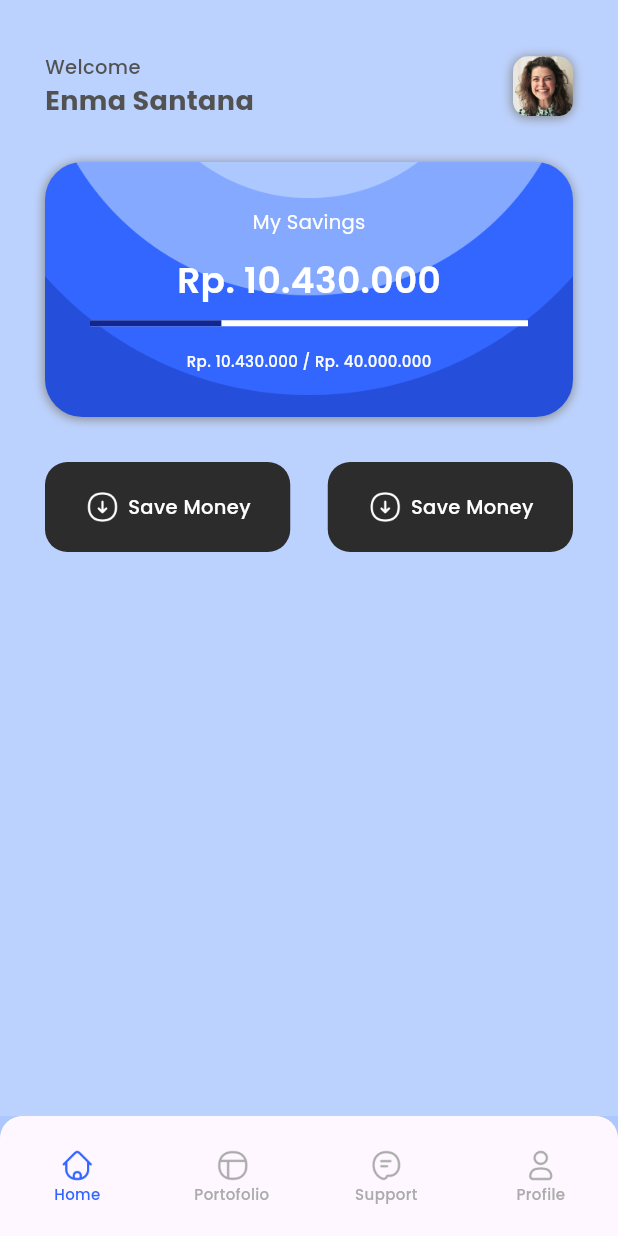
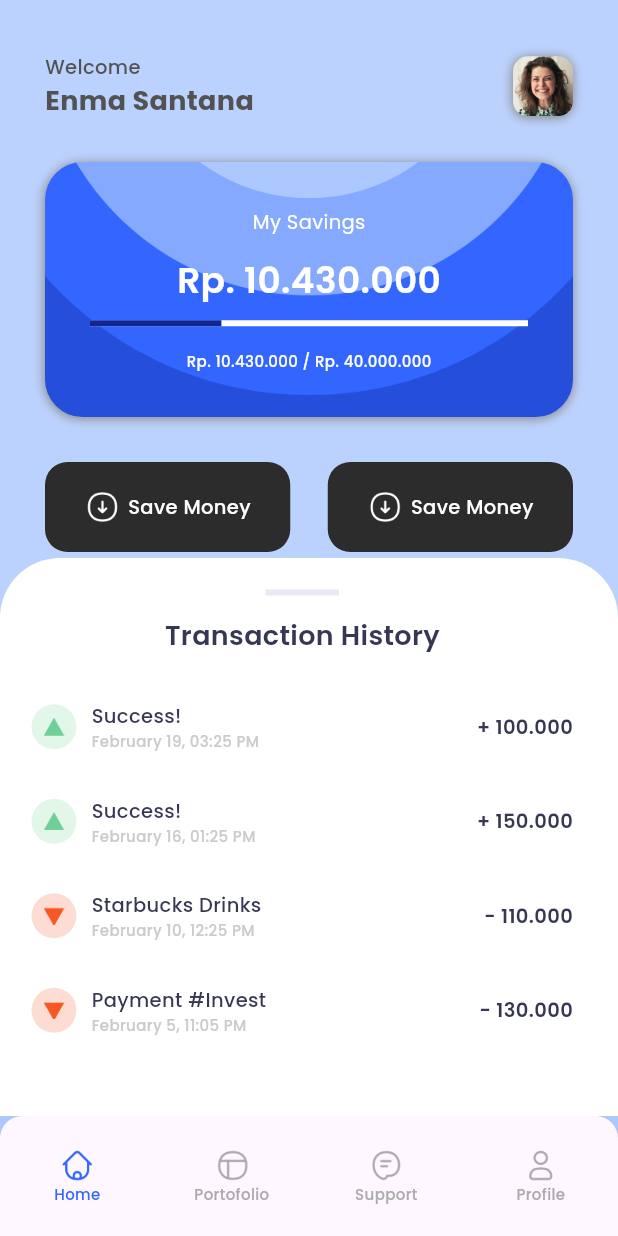
Before and after one commit to lutungp/saving_app, a Flutter app: the MainPage screen opened by its route, on a phone screen of 412 x 824 dp. Run offline on Flutter 3.47's test engine with Material 3 defaults, Android fonts, the phone set to English and light mode, and no system bars; drawn by our look-alikes of percent_indicator; our stand-ins replace google_fonts.

Commit message:
contain dari menu dragable

```diff
--- a/lib/pages/home.dart
+++ b/lib/pages/home.dart
@@ -129,9 +129,128 @@ class HomePage extends StatelessWidget {
                   )
                 ],
               ),
+            ),
+            Container(
+              child:
+                  DraggableScrollableSheet(builder: (context, scrollContainer) {
+                return Container(
+                  decoration: BoxDecoration(
+                    color: kWhite,
+                    borderRadius: BorderRadius.vertical(
+                      top: Radius.circular(40),
+                    ),
+                  ),
+                  padding: const EdgeInsets.only(
+                    left: 21,
+                    right: 30,
+                    top: 21,
+                  ),
+                  child: Stack(
+                    children: [
+                      Container(
+                        margin: EdgeInsets.only(top: 18),
+                        child: SingleChildScrollView(
+                          controller: scrollContainer,
+                          child: Column(
+                            children: [
+                              Center(
+                                child: Text(
+                                  "Transaction History",
+                                  style: text18Semibold.copyWith(
+                                      color: kLuckyBlue),
+                                ),
+                              ),
+                              SizedBox(
+                                height: 31,
+                              ),
+                              _transactionList(
+                                  kTreeGreen.withOpacity(0.2),
+                                  "assets/icons/triangle-up.png",
+                                  "Success!",
+                                  "February 19, 03:25 PM",
+                                  "+ 100.000"),
+                              _transactionList(
+                                  kTreeGreen.withOpacity(0.2),
+                                  "assets/icons/triangle-up.png",
+                                  "Success!",
+                                  "February 16, 01:25 PM",
+                                  "+ 150.000"),
+                              _transactionList(
+                                  kOrange.withOpacity(0.2),
+                                  "assets/icons/triangle-down.png",
+                                  "Starbucks Drinks",
+                                  "February 10, 12:25 PM",
+                                  "- 110.000"),
+                              _transactionList(
+                                  kOrange.withOpacity(0.2),
+                                  "assets/icons/triangle-down.png",
+                                  "Payment #Invest",
+                                  "February 5, 11:05 PM",
+                                  "- 130.000")
+                            ],
+                          ),
+                        ),
+                      ),
+                      Align(
+                        alignment: Alignment.topCenter,
+                        child: Container(
+                          height: 4,
+                          width: 49,
+                          color: kEgyptianBlue.withOpacity(0.1),
+                        ),
+                      )
+                    ],
+                  ),
+                );
+              }),
             )
           ],
         ),
+      ),
+    );
+  }
+
+  Widget _transactionList(
+      Color bgColor, String icon, String title, String sub, String amount) {
+    return Padding(
+      padding: const EdgeInsets.only(bottom: 30),
+      child: Row(
+        children: [
+          SizedBox(
+            height: 30,
+            width: 30,
+            child: CircleAvatar(
+              backgroundColor: bgColor,
+              child: Image(
+                image: AssetImage(icon),
+                width: 14,
+              ),
+            ),
+          ),
+          SizedBox(
+            width: 10,
+          ),
+          Column(
+            crossAxisAlignment: CrossAxisAlignment.start,
+            children: [
+              Text(
+                title,
+                style: text13Medium.copyWith(color: kLuckyBlue),
+              ),
+              Text(
+                sub,
+                style: text10Medium.copyWith(color: kLightGray),
+              )
+            ],
+          ),
+          Spacer(),
+          Text(
+            amount,
+            style: text13Semibold.copyWith(
+              color: kLuckyBlue,
+            ),
+          )
+        ],
       ),
     );
   }
```
